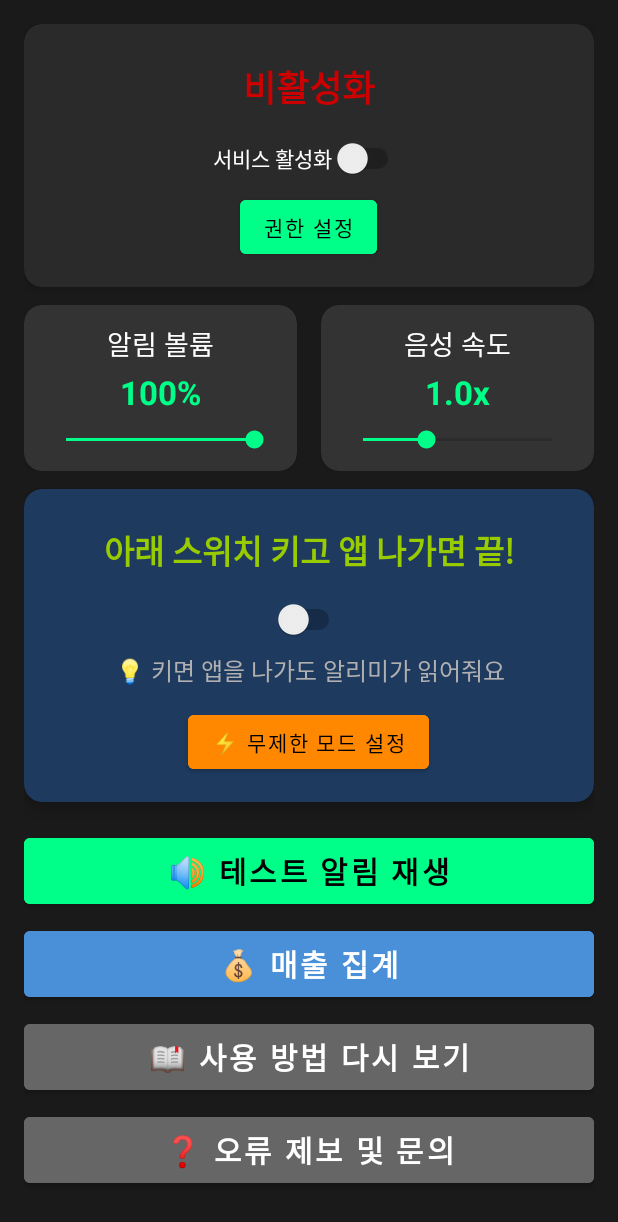
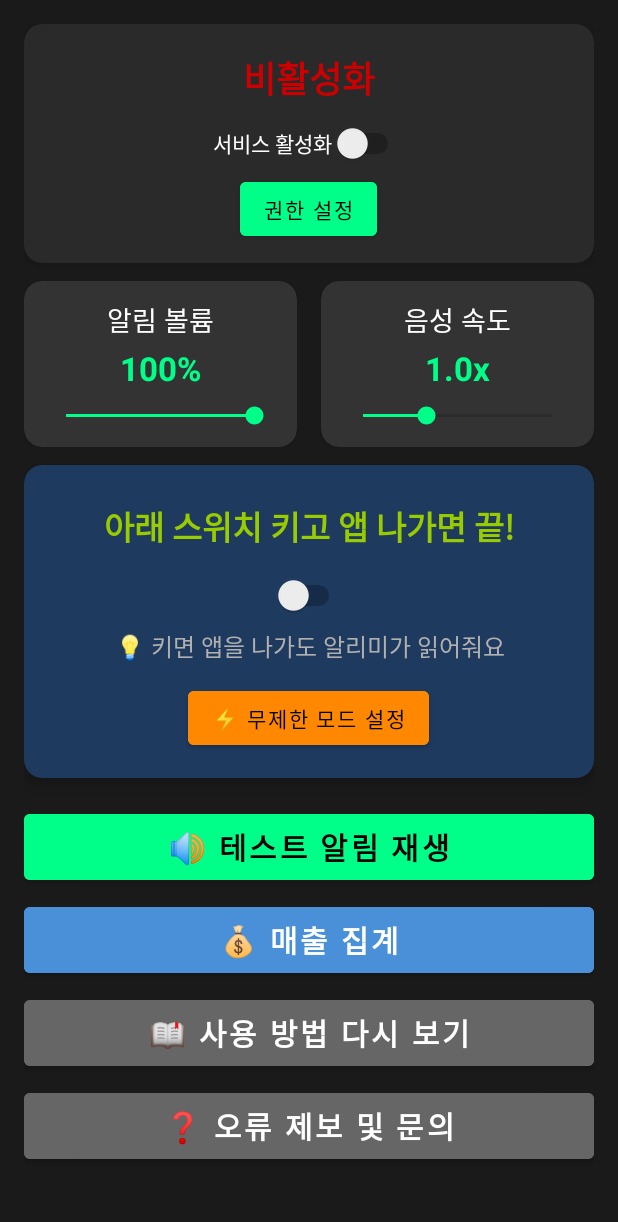
Before and after one commit to JIsseokOh/bankvoicealert-privacy, an Android app: the screen it shows after launch (MainActivity), on a phone screen of 412 x 824 dp. Shown: the top 1222 px of the screen. Run offline under Robolectric (Android 15) with nearby library versions, the light colour scheme and no system bars; our stand-ins replace AdMob; 4 statements that could not run were skipped.

Commit message:
v1.3.35: Reduce top app card height to 80%

```diff
--- a/app/build.gradle
+++ b/app/build.gradle
@@ -11,8 +11,8 @@ android {
         applicationId "com.family.bankvoicealert"
         minSdk 21
         targetSdk 35
-        versionCode 65
-        versionName "1.3.34"
+        versionCode 66
+        versionName "1.3.35"
 
         testInstrumentationRunner "androidx.test.runner.AndroidJUnitRunner"
     }
--- a/app/src/main/res/layout/activity_main.xml
+++ b/app/src/main/res/layout/activity_main.xml
@@ -32,7 +32,7 @@
             android:layout_width="match_parent"
             android:layout_height="wrap_content"
             android:orientation="vertical"
-            android:padding="16dp">
+            android:padding="12dp">
 
             <TextView
                 android:id="@+id/statusText"
@@ -43,7 +43,7 @@
                 android:textSize="24sp"
                 android:textStyle="bold"
                 android:gravity="center"
-                android:padding="8dp"/>
+                android:padding="6dp"/>
 
             <Switch
                 android:id="@+id/serviceSwitch"
@@ -52,7 +52,7 @@
                 android:text="서비스 활성화"
                 android:textColor="#ffffff"
                 android:layout_gravity="center"
-                android:layout_marginTop="8dp"/>
+                android:layout_marginTop="6dp"/>
 
             <Button
                 android:id="@+id/permissionButton"
@@ -60,7 +60,7 @@
                 android:layout_height="wrap_content"
                 android:text="권한 설정"
                 android:layout_gravity="center"
-                android:layout_marginTop="8dp"
+                android:layout_marginTop="6dp"
                 android:backgroundTint="#00ff88"
                 android:textColor="#000000"/>
         </LinearLayout>
```
